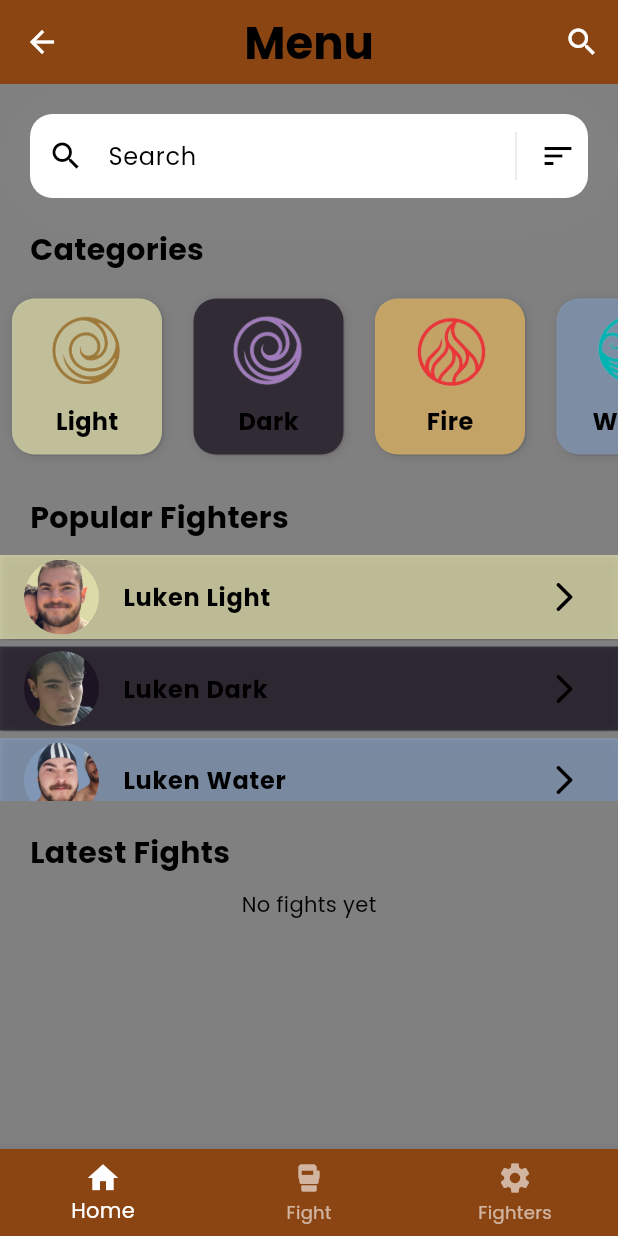
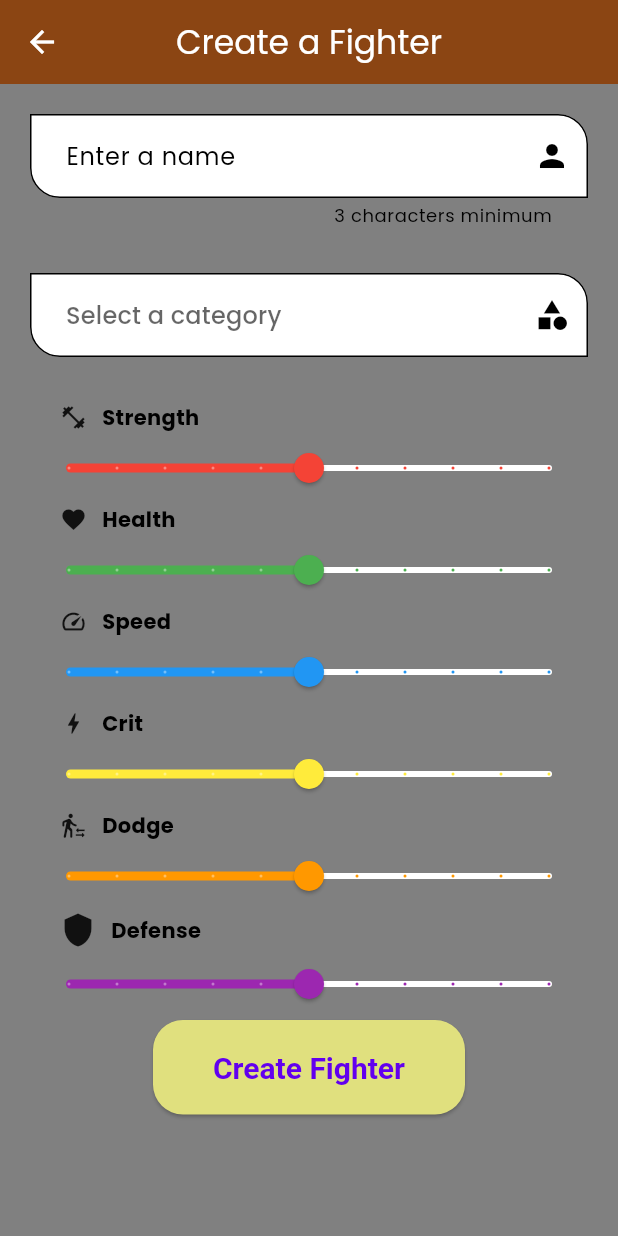
Before and after one commit to grez-lucas/flutter-fighterapp, a Flutter app: the screen it shows after launch, on a phone screen of 412 x 824 dp. Run offline on Flutter 3.47's test engine with Material 3 defaults, Android fonts, the phone set to English and light mode, and no system bars; our stand-ins replace audioplayers.

Commit message:
feat: initial approach to create fighter form

```diff
--- /dev/null
+++ b/lib/pages/create_fighter_screen.dart
@@ -0,0 +1,182 @@
+import 'package:flutter/material.dart';
+
+import '../models/models.dart';
+
+class CreateFighterScreen extends StatefulWidget {
+  const CreateFighterScreen({Key? key}) : super(key: key);
+
+  @override
+  State<CreateFighterScreen> createState() => _CreateFighterScreenState();
+}
+
+class _CreateFighterScreenState extends State<CreateFighterScreen> {
+  double _strengthSliderValue = 50;
+
+  void setStrengthSliderValue(double value) {
+    setState(() {
+      _strengthSliderValue = value;
+    });
+  }
+
+  @override
+  Widget build(BuildContext context) {
+    final GlobalKey<FormState> _formKey = GlobalKey<FormState>();
+
+    final List<CategoryModel> categories = CategoryModel.getCategories();
+    final List<StatModel> stats = StatModel.getStats();
+
+    final Map<String, dynamic> formValues = {
+      'name': '',
+      'category': '',
+      'image': '',
+      'strength': 50,
+      'health': 50,
+    };
+
+    return Scaffold(
+      appBar: AppBar(
+        title: const Text('Create a Fighter'),
+        centerTitle: true,
+      ),
+      body: SingleChildScrollView(
+          child: Padding(
+              padding: const EdgeInsets.symmetric(horizontal: 20, vertical: 20),
+              child: Form(
+                key: _formKey,
+                child: Column(
+                  children: [
+                    TextFormField(
+                      validator: (value) {
+                        if (value == null || value.isEmpty) {
+                          return 'Please enter a name';
+                        }
+
+                        if (value.length < 3) {
+                          return 'Please enter a name with at least 3 characters';
+                        }
+
+                        if (value.length > 15) {
+                          return 'Please enter a name with less than 15 characters';
+                        }
+                        return null;
+                      },
+                      autovalidateMode: AutovalidateMode.onUserInteraction,
+                      textCapitalization: TextCapitalization.words,
+                      decoration: const InputDecoration(
+                        suffixIcon: Icon(Icons.person, color: Colors.black),
+                        hintText: 'Enter a name',
+                        counterText: '3 characters minimum',
+                        border: OutlineInputBorder(
+                            borderRadius: BorderRadius.only(
+                          bottomLeft: Radius.circular(20),
+                          topRight: Radius.circular(20),
+                        )),
+                      ),
+                      onChanged: (value) {
+                        formValues['name'] = value;
+                      },
+                    ),
+                    const SizedBox(
+                      height: 30,
+                    ),
+                    DropdownButtonFormField<CategoryModel>(
+                        onChanged: (value) {
+                          formValues['category'] = value;
+                        },
+                        items: categories.map((category) {
+                          return DropdownMenuItem<CategoryModel>(
+                            value: category,
+                            child: Row(
+                              children: [
+                                category.icon,
+                                const SizedBox(
+                                  width: 10,
+                                ),
+                                Text(category.name),
+                              ],
+                            ),
+                          );
+                        }).toList(),
+                        decoration: const InputDecoration(
+                          suffixIcon: Icon(Icons.category, color: Colors.black),
+                          hintText: 'Select a category',
+                          border: OutlineInputBorder(
+                              borderRadius: BorderRadius.only(
+                            bottomLeft: Radius.circular(20),
+                            topRight: Radius.circular(20),
+                          )),
+                        )),
+                    const SizedBox(
+                      height: 30,
+                    ),
+                    Column(
+                      children: stats.map((stat) {
+                        return StatSlider(
+                            sliderValue: _strengthSliderValue, stat: stat);
+                      }).toList(),
+                    ),
+                    ElevatedButton(
+                      onPressed: () {
+                        // Get rid of the keyboard
+                        FocusScope.of(context).requestFocus(FocusNode());
+
+                        if (!_formKey.currentState!.validate()) {
+                          print("Formulario no valido");
+                          return;
+                        }
+
+                        print('Create Fighter button clicked');
+                        // TODO: Print form fields
+                        print(formValues);
+                      },
+                      child: const Text('Create Fighter'),
+                    ),
+                  ],
+                ),
+              ))),
+    );
+  }
+}
+
+class StatSlider extends StatelessWidget {
+  const StatSlider({
+    super.key,
+    required this.sliderValue,
+    required this.stat,
+  });
+
+  final double sliderValue;
+  final StatModel stat;
+
+  @override
+  Widget build(BuildContext context) {
+    return Column(
+      children: [
+        Padding(
+          padding: const EdgeInsets.symmetric(horizontal: 20.0),
+          child: Row(
+            mainAxisAlignment: MainAxisAlignment.start,
+            children: [
+              stat.icon,
+              const SizedBox(
+                width: 10,
+              ),
+              Text(stat.name,
+                  style: const TextStyle(fontWeight: FontWeight.bold)),
+            ],
+          ),
+        ),
+        Slider.adaptive(
+          activeColor: stat.color,
+          min: 0,
+          max: 100,
+          divisions: 10,
+          value: sliderValue,
+          onChanged: (value) {
+            // sliderValue = value
+          },
+        ),
+      ],
+    );
+  }
+}
--- a/lib/pages/pages.dart
+++ b/lib/pages/pages.dart
@@ -2,3 +2,4 @@ export 'package:category_app2/pages/heroroster_screen.dart';
 export 'package:category_app2/pages/home.dart';
 export 'package:category_app2/pages/herodetail_screen.dart';
 export 'package:category_app2/pages/fight_screen.dart';
+export 'create_fighter_screen.dart';
--- a/lib/router/app_routes.dart
+++ b/lib/router/app_routes.dart
@@ -4,12 +4,13 @@ import '../models/fighter_model.dart';
 import '../pages/pages.dart';
 
 class AppRoutes {
-  static const initialRoute = '/home';
+  static const initialRoute = '/createfighter';
 
   static Map<String, Widget Function(BuildContext)> routes = {
     '/heroroster': (BuildContext context) => const HeroRosterScreen(),
     '/home': (BuildContext context) => HomePage(),
     '/fight': (BuildContext context) => const FightScreen(),
+    '/createfighter': (BuildContext context) => const CreateFighterScreen(),
   };
 
   static Route<dynamic>? Function(RouteSettings)? onGenerateRoute =
--- a/lib/theme/app_theme.dart
+++ b/lib/theme/app_theme.dart
@@ -40,7 +40,6 @@ class AppTheme {
           fontSize: 20,
           fontWeight: FontWeight.bold,
           color: Colors.black,
-
         ),
         shape: RoundedRectangleBorder(
           borderRadius: BorderRadius.circular(20),
@@ -51,5 +50,21 @@ class AppTheme {
         ),
       ),
     ),
+
+    // Input Decoration
+
+    inputDecorationTheme: InputDecorationTheme(
+      filled: true,
+      fillColor: Colors.white,
+      border: OutlineInputBorder(
+        borderRadius: BorderRadius.circular(20),
+        borderSide: BorderSide.none,
+      ),
+      contentPadding: const EdgeInsets.symmetric(
+        horizontal: 20,
+        vertical: 16,
+      ),
+
+    ),
   );
 }
```
